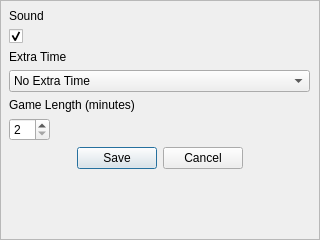
Before: the Qt Designer form settingsFrame.ui in rochford/cutefootball, drawn with Qt 5.
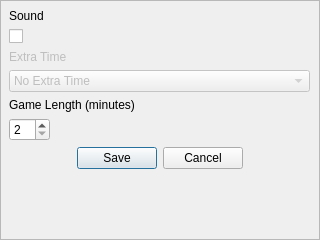
After: the same form once the commit is applied.

The edit to the form file:
```diff
--- a/settingsFrame.ui
+++ b/settingsFrame.ui
@@ -64,7 +64,7 @@
          <string/>
         </property>
         <property name="checked">
-         <bool>true</bool>
+         <bool>false</bool>
         </property>
        </widget>
       </item>
@@ -74,6 +74,9 @@
      <layout class="QVBoxLayout" name="verticalLayout_4">
       <item>
        <widget class="QLabel" name="label_3">
+        <property name="enabled">
+         <bool>false</bool>
+        </property>
         <property name="text">
          <string>Extra Time</string>
         </property>
@@ -81,6 +84,9 @@
       </item>
       <item>
        <widget class="QComboBox" name="extraTimeComboBox">
+        <property name="enabled">
+         <bool>false</bool>
+        </property>
         <item>
          <property name="text">
           <string>No Extra Time</string>
```
